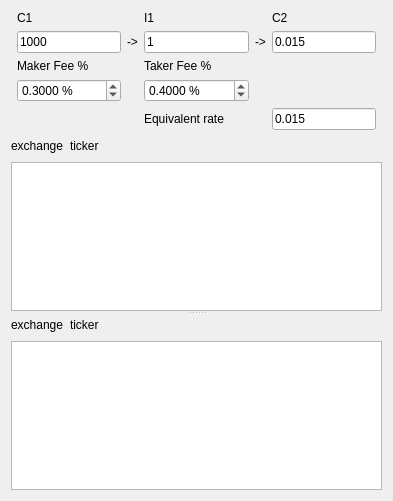
biddisco/lxqt-build-tools, file src/widgets/trade_algorithm_currency_exchange.ui: the form before one commit.
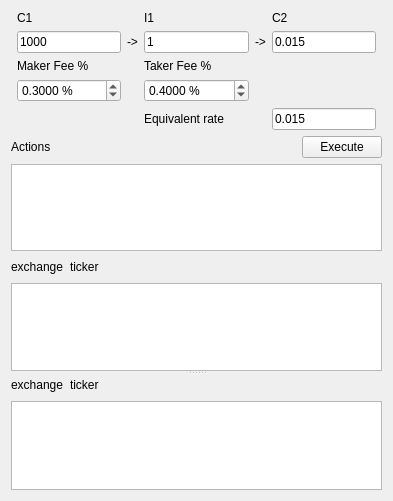
The form after the commit.

Commit message: Overhaul of currency exchange algorithm/widget prior to using new control

The edit to the form file:
```diff
--- a/src/widgets/trade_algorithm_currency_exchange.ui
+++ b/src/widgets/trade_algorithm_currency_exchange.ui
@@ -144,6 +144,44 @@
        </property>
        <widget class="QWidget" name="verticalLayoutWidget">
         <layout class="QVBoxLayout" name="verticalLayout">
+         <item>
+          <layout class="QHBoxLayout" name="horizontalLayout_3">
+           <item>
+            <widget class="QLabel" name="ticker2_2">
+             <property name="text">
+              <string>Actions</string>
+             </property>
+            </widget>
+           </item>
+           <item>
+            <spacer name="horizontalSpacer_3">
+             <property name="orientation">
+              <enum>Qt::Orientation::Horizontal</enum>
+             </property>
+             <property name="sizeHint" stdset="0">
+              <size>
+               <width>40</width>
+               <height>20</height>
+              </size>
+             </property>
+            </spacer>
+           </item>
+           <item>
+            <widget class="QPushButton" name="execute_btn">
+             <property name="text">
+              <string>Execute</string>
+             </property>
+            </widget>
+           </item>
+          </layout>
+         </item>
+         <item>
+          <widget class="QPlainTextEdit" name="actions_txt">
+           <property name="lineWrapMode">
+            <enum>QPlainTextEdit::LineWrapMode::NoWrap</enum>
+           </property>
+          </widget>
+         </item>
          <item>
           <layout class="QHBoxLayout" name="horizontalLayout">
            <item>
```
Left out of the diff: 248 changed lines with no effect on the pictures. The commit also changes 11 other files.
